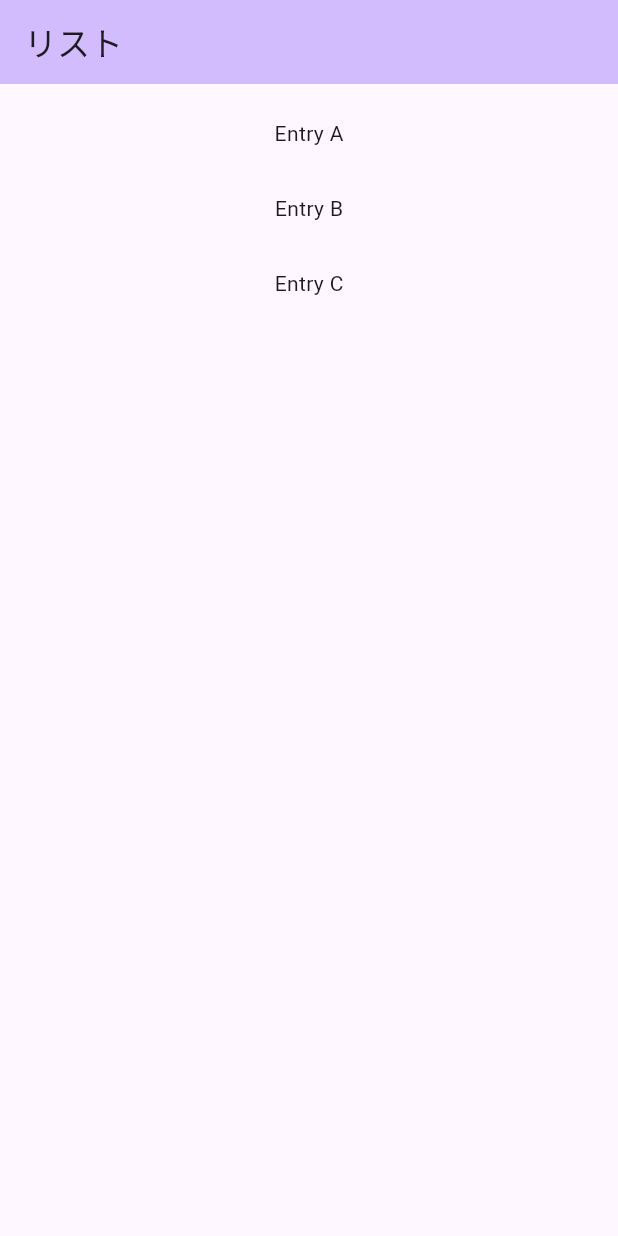
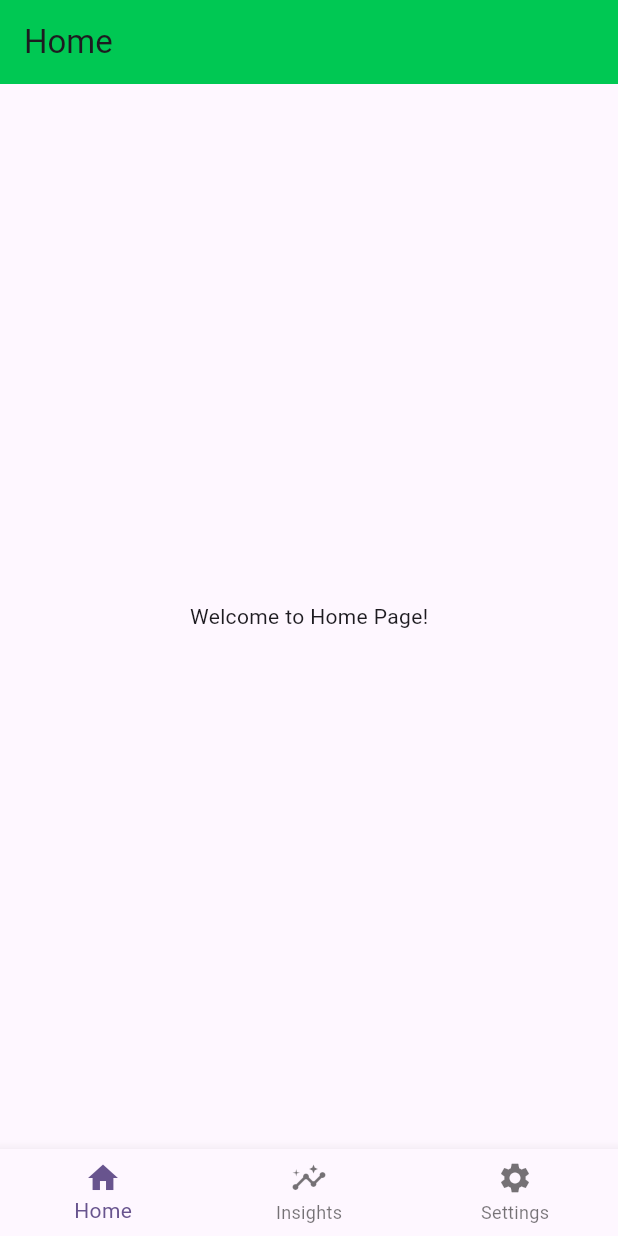
Before and after one commit to tamaron1820/health_app, a Flutter app: the screen it shows after launch, on a phone screen of 412 x 824 dp. Run offline on Flutter 3.47's test engine with Material 3 defaults, Android fonts, the phone set to English and light mode, and no system bars.

Commit message:
arrange appbar bottom navigation bar

```diff
--- a/lib/first_page.dart
+++ /dev/null
@@ -1,24 +0,0 @@
-import "package:flutter/material.dart";
-import "package:health_application/second_page.dart";
-
-class FirstPage extends StatelessWidget {
-  final List<String> entries = <String>['A', 'B', 'C'];
-  String nameText = '';
-  @override
-  Widget build(BuildContext context) {
-    return Scaffold(
-        appBar: AppBar(
-          title: const Text('リスト'),
-          backgroundColor: Theme.of(context).colorScheme.inversePrimary,
-        ),
-        body: ListView.builder(
-            padding: const EdgeInsets.all(8),
-            itemCount: entries.length,
-            itemBuilder: (BuildContext context, int index) {
-              return Container(
-                height: 50,
-                child: Center(child: Text('Entry ${entries[index]}')),
-              );
-            }));
-  }
-}
--- /dev/null
+++ b/lib/home_page.dart
@@ -0,0 +1,13 @@
+// inshigts_page.dart
+import 'package:flutter/material.dart';
+
+class HomePage extends StatelessWidget {
+  @override
+  Widget build(BuildContext context) {
+    return Scaffold(
+      body: Center(
+        child: Text('Welcome to Home Page!'),
+      ),
+    );
+  }
+}
--- /dev/null
+++ b/lib/inshigts_page.dart
@@ -0,0 +1,13 @@
+// inshigts_page.dart
+import 'package:flutter/material.dart';
+
+class InshigtsPage extends StatelessWidget {
+  @override
+  Widget build(BuildContext context) {
+    return Scaffold(
+      body: Center(
+        child: Text('Welcome to Inshigts Page!'),
+      ),
+    );
+  }
+}
--- a/lib/main.dart
+++ b/lib/main.dart
@@ -1,5 +1,7 @@
 import 'package:flutter/material.dart';
-import 'package:health_application/first_page.dart';
+import 'package:health_application/home_page.dart';
+import 'package:health_application/inshigts_page.dart';
+import 'package:health_application/settings_page.dart'; // 必要に応じてインポート
 
 void main() {
   runApp(const MyApp());
@@ -8,7 +10,6 @@ void main() {
 class MyApp extends StatelessWidget {
   const MyApp({super.key});
 
-  // This widget is the root of your application.
   @override
   Widget build(BuildContext context) {
     return MaterialApp(
@@ -17,7 +18,64 @@ class MyApp extends StatelessWidget {
         colorScheme: ColorScheme.fromSeed(seedColor: Colors.deepPurple),
         useMaterial3: true,
       ),
-      home: FirstPage(),
+      home: const MainPage(), // MainPageをアプリのホームとして使用
     );
   }
 }
+
+// MainPage クラスの定義
+class MainPage extends StatefulWidget {
+  const MainPage({Key? key}) : super(key: key);
+
+  @override
+  State<MainPage> createState() => _MainPageState();
+}
+
+class _MainPageState extends State<MainPage> {
+  int _selectedIndex = 0;
+
+  // ページウィジェットのリスト
+  final List<Widget> _widgetOptions = <Widget>[
+    HomePage(),
+    InshigtsPage(), // InsightsPageウィジェット、必要に応じて他のページを追加
+    SettingsPage(),
+  ];
+
+  final List<String> _pageTitle = [
+    'Home',
+    'Insights',
+    'Settings',
+  ];
+
+  void _onItemTapped(int index) {
+    setState(() {
+      _selectedIndex = index;
+    });
+  }
+
+  @override
+  Widget build(BuildContext context) {
+    return Scaffold(
+      appBar: AppBar(
+        title: Text(_pageTitle[_selectedIndex]),
+        backgroundColor: Colors.greenAccent[700],
+      ),
+      body: Center(
+        child: _widgetOptions.elementAt(_selectedIndex), // 選択されたページを表示
+      ),
+      bottomNavigationBar: BottomNavigationBar(
+        items: const <BottomNavigationBarItem>[
+          BottomNavigationBarItem(icon: Icon(Icons.home), label: 'Home'),
+          BottomNavigationBarItem(
+              icon: Icon(Icons.insights), label: 'Insights'),
+          BottomNavigationBarItem(
+            icon: Icon(Icons.settings),
+            label: 'Settings',
+          )
+        ],
+        currentIndex: _selectedIndex,
+        onTap: _onItemTapped,
+      ),
+    );
+  }
+}
```
Also changed, not shown: lib/second_page.dart (deleted, +0 -33 lines), lib/settings_page.dart (added, +13 -0 lines).
